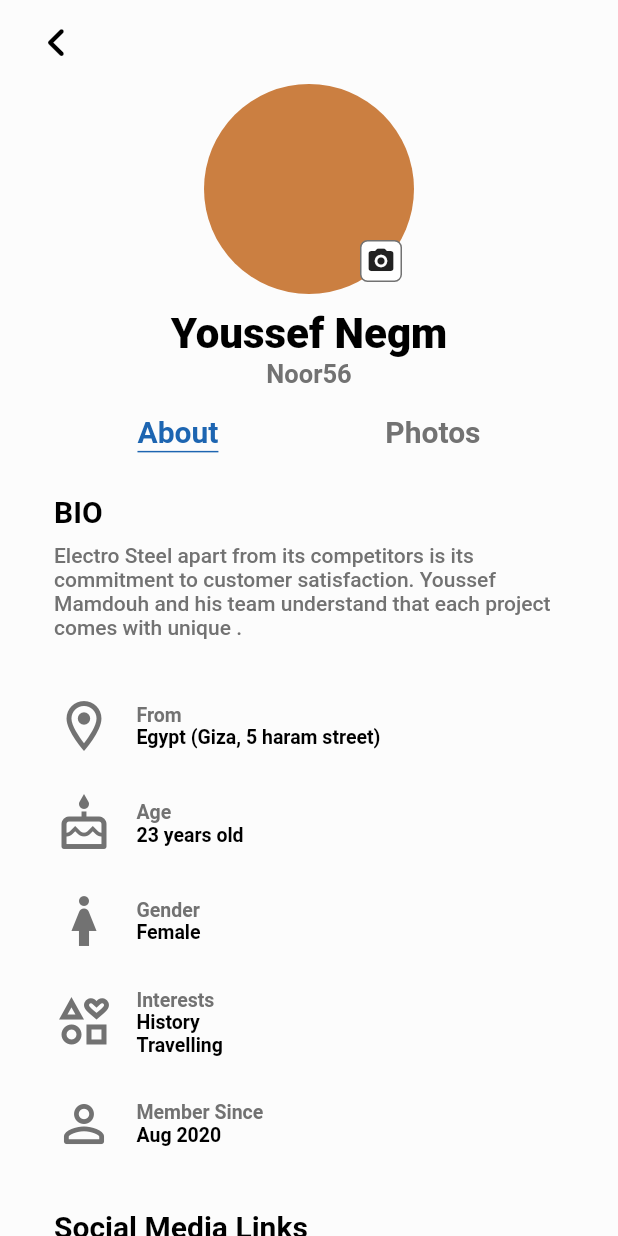
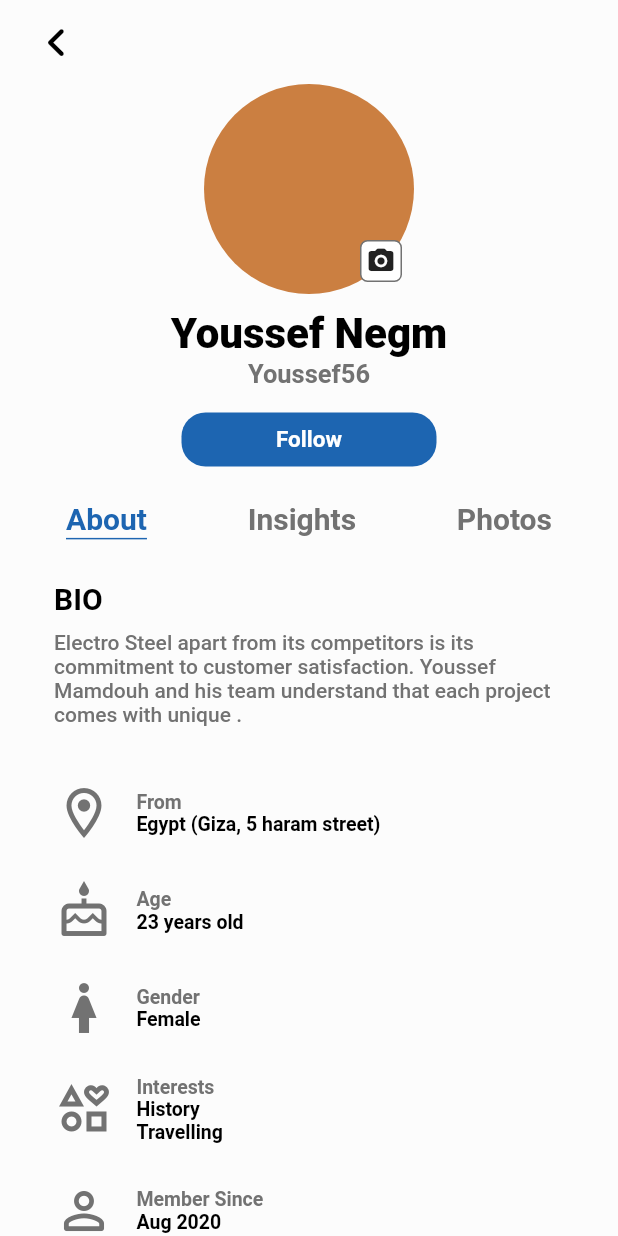
Before and after one commit to AhmedSarg/ibuddy, a Flutter app: the Account screen opened directly, on a phone screen of 412 x 824 dp. Run offline on Flutter 3.47's test engine with Material 2 defaults, Android fonts, the phone set to English and light mode, and no system bars; our stand-ins replace animated_toggle_switch, cached_network_image, connectivity_plus, dartz, dio, equatable and 19 more; accounts and stored records are empty; Roboto replaces fonts that are missing (Segoe UI).

Commit message:
building account screen

```diff
--- a/lib/features/screens/buddy/home/menu/account_screen.dart
+++ b/lib/features/screens/buddy/home/menu/account_screen.dart
@@ -110,7 +110,7 @@ class Account extends StatelessWidget {
                       ),
                     ),
                     const Text(
-                      "Noor56",
+                      "Youssef56",
                       style: TextStyle(
                         color: AppColors.grey,
                         fontFamily: AppFonts.segoe,
@@ -119,15 +119,36 @@ class Account extends StatelessWidget {
                       ),
                     ),
                     Padding(
-                      padding: const EdgeInsets.only(top: 10),
-                      child: Row(
-                        mainAxisAlignment: MainAxisAlignment.spaceAround,
+                      padding: const EdgeInsets.symmetric(vertical: 10),
+                      child: ElevatedButton(
+                        onPressed: () {},
+                        style: ElevatedButton.styleFrom(
+                          backgroundColor: AppColors.primary,
+                          foregroundColor: AppColors.white,
+                          elevation: 0,
+                          fixedSize: const Size(170, 30),
+                          shape: RoundedRectangleBorder(
+                            borderRadius: BorderRadius.circular(16.0),
+                          ),
+                        ),
+                        child: const Text(
+                          "Follow",
+                          style: TextStyle(
+                            color: AppColors.white,
+                            fontFamily: AppFonts.segoe,
+                            fontWeight: AppFonts.semiBold,
+                            fontSize: 15,
+                          ),
+                        ),
+                      ),
+                    ),
+                    Row(
+                      mainAxisAlignment: MainAxisAlignment.spaceBetween,
                       children: [
                         Obx(
                           () => TextButton(
                             onPressed: () {
                               option.value = "about";
-                                option.refresh();
                             },
                             child: Text(
                               "About",
@@ -140,8 +161,20 @@ class Account extends StatelessWidget {
                         Obx(
                           () => TextButton(
                             onPressed: () {
+                              option.value = "insights";
+                            },
+                            child: Text(
+                              "Insights",
+                              style: option.value == "insights"
+                                  ? selectedStyle
+                                  : unselectedStyle,
+                            ),
+                          ),
+                        ),
+                        Obx(
+                          () => TextButton(
+                            onPressed: () {
                               option.value = "photos";
-                                option.refresh();
                             },
                             child: Text(
                               "Photos",
@@ -153,13 +186,13 @@ class Account extends StatelessWidget {
                         ),
                       ],
                     ),
-                    ),
                   ],
                 ),
               ),
               Obx(
-                () => option.value == "about"
-                    ? Column(
+                () {
+                  if (option.value == "about") {
+                    return Column(
                       children: [
                         Padding(
                           padding: const EdgeInsets.symmetric(vertical: 12.5),
@@ -513,7 +546,8 @@ class Account extends StatelessWidget {
                                         color: AppColors.grey,
                                       ),
                                       Padding(
-                                          padding: const EdgeInsets.only(left: 15),
+                                        padding:
+                                            const EdgeInsets.only(left: 15),
                                         child: Column(
                                           crossAxisAlignment:
                                               CrossAxisAlignment.start,
@@ -553,7 +587,8 @@ class Account extends StatelessWidget {
                                         color: AppColors.grey,
                                       ),
                                       Padding(
-                                          padding: const EdgeInsets.only(left: 15),
+                                        padding:
+                                            const EdgeInsets.only(left: 15),
                                         child: Column(
                                           crossAxisAlignment:
                                               CrossAxisAlignment.start,
@@ -587,8 +622,17 @@ class Account extends StatelessWidget {
                           ),
                         ), //Languages
                       ],
-                      )
-                    : const Placeholder(),
+                    );
+                  } else if (option.value == "insights") {
+                    return const Placeholder(
+                      color: AppColors.primary,
+                    );
+                  } else {
+                    return const Placeholder(
+                      color: AppColors.secondary,
+                    );
+                  }
+                },
               ),
             ],
           ),
```
Lines whose indentation alone changed are shown as unchanged.
